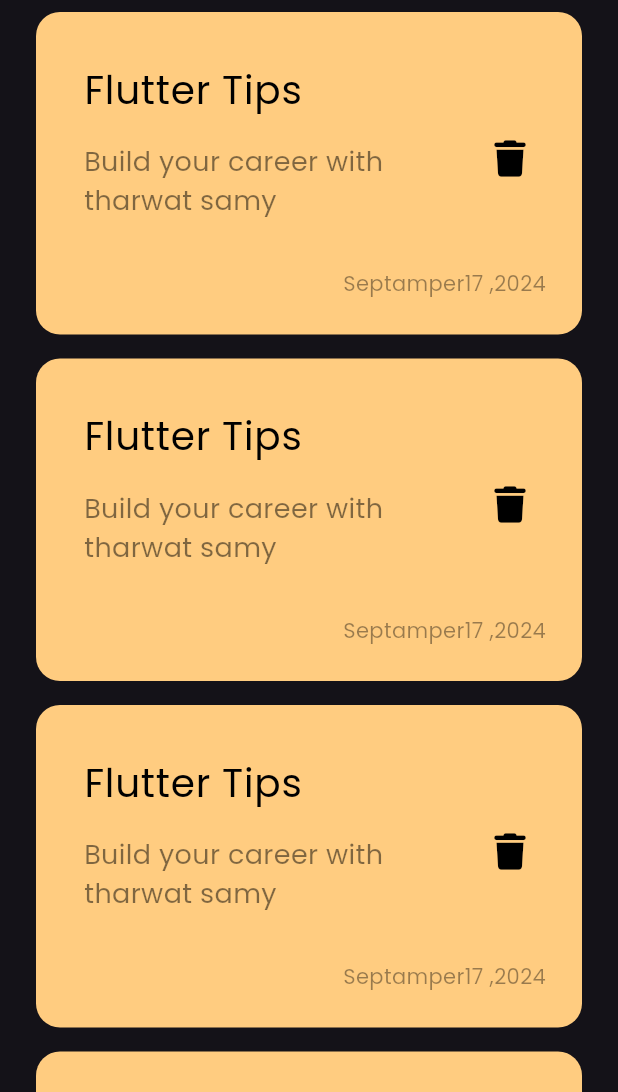
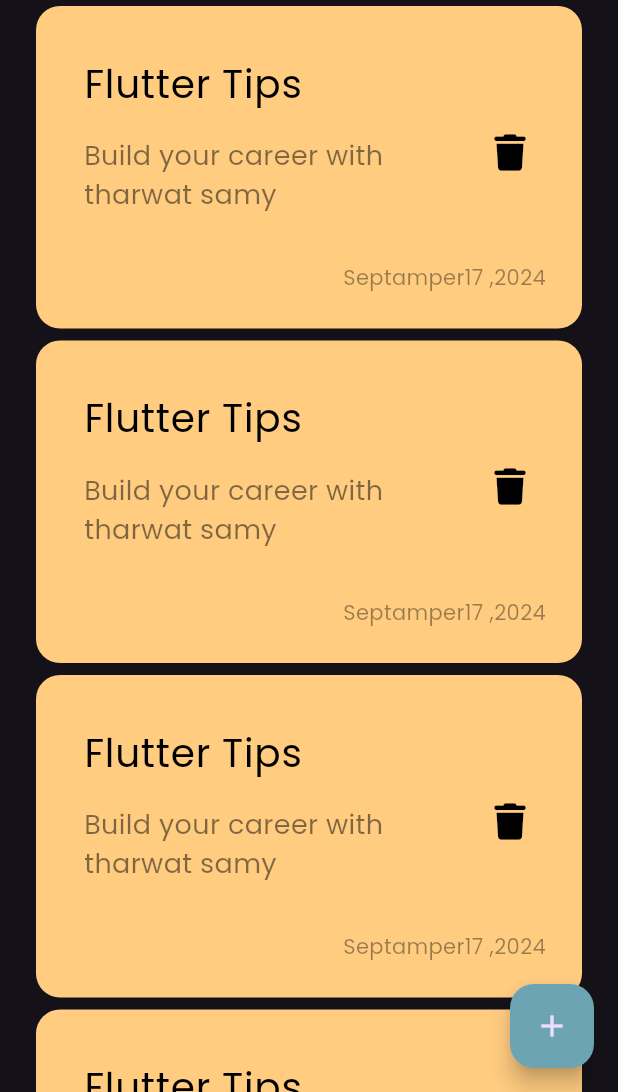
Before and after one commit to Fatma-kabil/Notes_App, a Flutter app: the screen it shows after launch, on a phone screen of 412 x 824 dp, the part 144-1236 px from its top. Run offline on Flutter 3.47's test engine with Material 3 defaults, Android fonts, the phone set to English and light mode, and no system bars; our stand-ins replace font_awesome_flutter.

Commit message:
add floating action button

```diff
--- a/lib/views/notes_view.dart
+++ b/lib/views/notes_view.dart
@@ -6,8 +6,13 @@ class NotesView extends StatelessWidget {
 
   @override
   Widget build(BuildContext context) {
-    return const Scaffold(
-      body: NotesViewBody(),
+    return Scaffold(
+      body: const NotesViewBody(),
+      floatingActionButton: FloatingActionButton(
+        backgroundColor: const Color.fromARGB(255, 108, 164, 179),
+        onPressed: () {},
+        child: const Icon(Icons.add),
+      ),
     );
   }
 }
--- a/lib/widgets/notes_list_view.dart
+++ b/lib/widgets/notes_list_view.dart
@@ -9,7 +9,7 @@ class NotesListView extends StatelessWidget {
     return ListView.builder(
       itemBuilder: (context, index) {
         return const Padding(
-          padding: EdgeInsets.symmetric(vertical: 8),
+          padding: EdgeInsets.symmetric(vertical: 4),
           child: NoteItem(),
         );
       },
```
